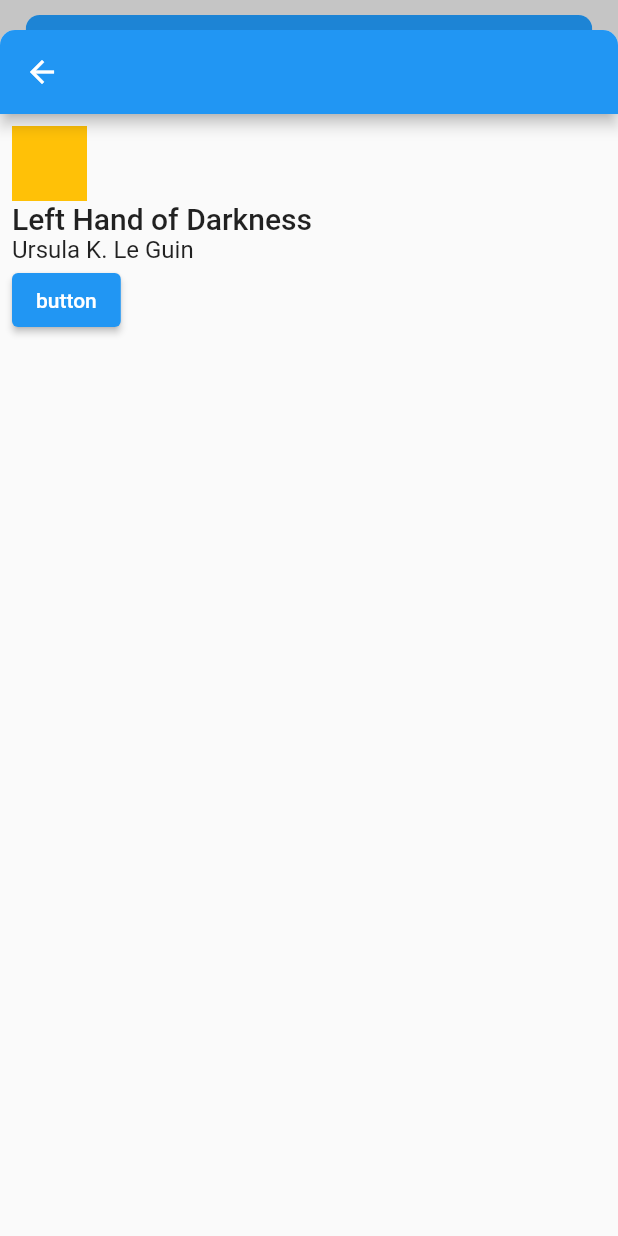
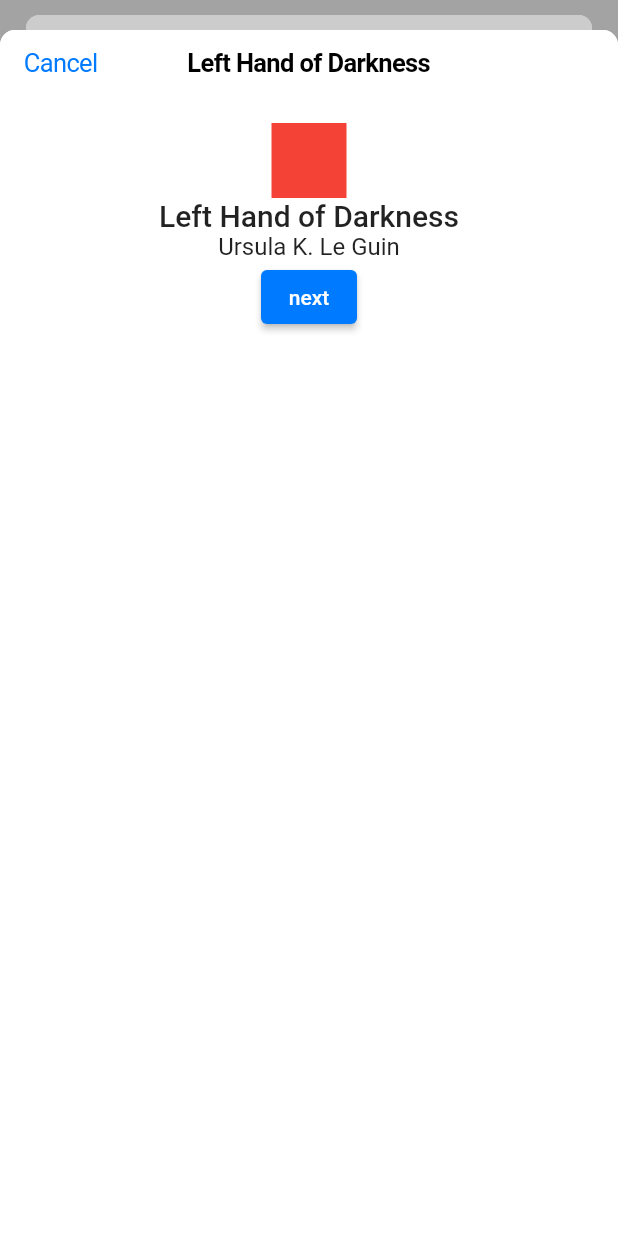
Before and after one commit to zuvola/cupertino_modal_sheet, a Flutter app: the screen it shows after launch, after a tap on "Left Hand of Darkness", on a phone screen of 412 x 824 dp. Run offline on Flutter 3.47's test engine with Material 2 defaults, Android fonts, the phone set to English and light mode, and no system bars.

Commit message:
Add show method and page class

```diff
--- a/example/lib/main.dart
+++ b/example/lib/main.dart
@@ -1,4 +1,5 @@
 import 'package:cupertino_modal_sheet/cupertino_modal_sheet.dart';
+import 'package:flutter/cupertino.dart';
 import 'package:flutter/material.dart';
 
 void main() {
@@ -8,8 +9,9 @@ void main() {
 class Book {
   final String title;
   final String author;
+  final Color color;
 
-  Book(this.title, this.author);
+  Book(this.title, this.author, this.color);
 }
 
 class BooksApp extends StatefulWidget {
@@ -21,43 +23,38 @@ class BooksApp extends StatefulWidget {
 
 class _BooksAppState extends State<BooksApp> {
   List<Book> books = [
-    Book('Left Hand of Darkness', 'Ursula K. Le Guin'),
-    Book('Too Like the Lightning', 'Ada Palmer'),
-    Book('Kindred', 'Octavia E. Butler'),
+    Book('Left Hand of Darkness', 'Ursula K. Le Guin', Colors.red),
+    Book('Too Like the Lightning', 'Ada Palmer', Colors.green),
+    Book('Kindred', 'Octavia E. Butler', Colors.blue),
   ];
 
   @override
   Widget build(BuildContext context) {
-    return MaterialApp(
+    return CupertinoApp(
+      theme: const CupertinoThemeData(brightness: Brightness.light),
       onGenerateRoute: (RouteSettings settings) {
         switch (settings.name) {
           case '/':
             return CupertinoModalSheetRoute(
-              builder: (BuildContext context, Animation<double> animation,
-                  Animation<double> secondaryAnimation) {
+              settings: settings,
+              builder: (BuildContext context) {
                 return BooksListScreen(
                   books: books,
                   onTapped: (book) {
-                    Navigator.of(context).push(CupertinoModalSheetRoute(
-                      builder: (BuildContext context,
-                          Animation<double> animation,
-                          Animation<double> secondaryAnimation) {
-                        return BookDetailsScreen(
-                          book: book,
-                          onPressed: () {
-                            Navigator.of(context).push(CupertinoModalSheetRoute(
-                              builder: (BuildContext context,
-                                  Animation<double> animation,
-                                  Animation<double> secondaryAnimation) {
-                                return BookDetailsScreen(
-                                  book: book,
-                                );
-                              },
-                            ));
-                          },
-                        );
-                      },
-                    ));
+                    _showDetails(context, book, (context) {
+                      _showDetails(context, book, (context) {
+                        _showDetails(context, book, (context) {
+                          _showDetailsOnNestedNavigator(context, book,
+                              (context) {
+                            _pushDetails(context, book, (context) {
+                              _pushDetails(context, book, (context) {
+                                _showDetails(context, book, (context) => null);
+                              });
+                            });
+                          });
+                        });
+                      });
+                    });
                   },
                 );
               },
@@ -65,6 +62,45 @@ class _BooksAppState extends State<BooksApp> {
         }
         return null;
       },
+    );
+  }
+
+  void _showDetails(
+      BuildContext context, Book book, Function(BuildContext)? onPressed) {
+    showCupertinoModalSheet(
+      context: context,
+      builder: (context) => BookDetailsScreen(
+        book: book,
+        onPressed: () => onPressed?.call(context),
+      ),
+    );
+  }
+
+  void _pushDetails(
+      BuildContext context, Book book, Function(BuildContext)? onPressed) {
+    Navigator.of(context).push(CupertinoPageRoute(
+        builder: ((context) => BookDetailsScreen(
+              book: book,
+              onPressed: () => onPressed?.call(context),
+            ))));
+  }
+
+  void _showDetailsOnNestedNavigator(
+      BuildContext context, Book book, Function(BuildContext)? onPressed) {
+    final nav = Navigator(
+      observers: [HeroController()],
+      onGenerateRoute: (settings) => CupertinoModalSheetRoute(
+        builder: ((context) {
+          return BookDetailsScreen(
+            book: book,
+            onPressed: () => onPressed?.call(context),
+          );
+        }),
+      ),
+    );
+    showCupertinoModalSheet(
+      context: context,
+      builder: (context) => nav,
     );
   }
 }
@@ -81,25 +117,27 @@ class BooksListScreen extends StatelessWidget {
 
   @override
   Widget build(BuildContext context) {
-    return Scaffold(
-      appBar: AppBar(),
-      body: SafeArea(
+    return CupertinoPageScaffold(
+      navigationBar: const CupertinoNavigationBar(
+        transitionBetweenRoutes: false,
+        middle: Text('Book List'),
+      ),
+      child: SafeArea(
+        child: Material(
           child: ListView(
             children: [
               for (var book in books)
                 ListTile(
                   leading: Hero(
                     tag: book,
-                    child: Container(
-                      color: Colors.amber,
-                      height: 50,
-                      width: 50,
-                    )),
+                    child: Container(color: book.color, height: 50, width: 50),
+                  ),
                   title: Text(book.title),
                   subtitle: Text(book.author),
                   onTap: () => onTapped(book),
                 )
             ],
+          ),
         ),
       ),
     );
@@ -118,26 +156,31 @@ class BookDetailsScreen extends StatelessWidget {
 
   @override
   Widget build(BuildContext context) {
-    return Scaffold(
-      appBar: AppBar(),
-      body: Padding(
-        padding: const EdgeInsets.all(8.0),
+    return CupertinoPageScaffold(
+      navigationBar: CupertinoNavigationBar(
+        transitionBetweenRoutes: false,
+        middle: Text(book.title),
+      ),
+      child: SafeArea(
+        child: Center(
+          child: Padding(
+            padding: const EdgeInsets.all(18.0),
             child: Column(
-          crossAxisAlignment: CrossAxisAlignment.start,
+              crossAxisAlignment: CrossAxisAlignment.center,
               children: [
-            ...[
                 Hero(
                     tag: book,
                     child: Container(
-                    color: Colors.amber,
+                      color: book.color,
                       height: 50,
                       width: 50,
                     )),
                 Text(book.title, style: Theme.of(context).textTheme.headline6),
                 Text(book.author, style: Theme.of(context).textTheme.subtitle1),
-              ElevatedButton(onPressed: onPressed, child: const Text('button'))
+                ElevatedButton(onPressed: onPressed, child: const Text('next'))
               ],
-          ],
+            ),
+          ),
         ),
       ),
     );
--- a/lib/cupertino_modal_sheet.dart
+++ b/lib/cupertino_modal_sheet.dart
@@ -1,3 +1,4 @@
 library cupertino_modal_sheet;
 
 export 'src/cupertino_modal_sheet_route.dart';
+export 'src/modal_sheet.dart';
--- a/lib/src/cupertino_modal_sheet_route.dart
+++ b/lib/src/cupertino_modal_sheet_route.dart
@@ -1,6 +1,6 @@
 import 'dart:math';
 
-import 'package:flutter/material.dart';
+import 'package:flutter/cupertino.dart';
 import 'package:flutter/services.dart';
 
 const double sheetOffset = 10;
@@ -10,60 +10,73 @@ const double scaleFactor = 1 / 12;
 const double breakpointWidth = 800;
 const Size maxSize = Size(700, 1000);
 
+/// A route that shows a iOS-style modal sheet that slides up from the
+/// bottom of the screen.
+///
+/// It is used internally by [showCupertinoModalSheet] or can be directly
+/// pushed onto the [Navigator] stack to enable state restoration. See
+/// [showCupertinoModalSheet] for a state restoration app example.
 class CupertinoModalSheetRoute<T> extends PageRouteBuilder<T> {
+  /// Creates a page route for use with iOS modal page sheet.
+  ///
+  /// The values of [builder] must not be null.
   CupertinoModalSheetRoute({
     required this.builder,
     super.settings,
+    super.transitionDuration,
+    super.reverseTransitionDuration,
+    super.barrierLabel,
+    super.maintainState = true,
+    super.fullscreenDialog = true,
   }) : super(
           pageBuilder: (_, __, ___) => const SizedBox.shrink(),
           opaque: false,
-          barrierColor: Colors.black12,
+          barrierColor: kCupertinoModalBarrierColor,
           barrierDismissible: true,
         );
 
-  final RoutePageBuilder builder;
+  /// A builder that builds the widget tree for the [CupertinoModalSheetRoute].
+  final WidgetBuilder builder;
 
   @override
   Widget buildPage(BuildContext context, Animation<double> animation,
       Animation<double> secondaryAnimation) {
     final size = MediaQuery.of(context).size;
+    var constrainsts = const BoxConstraints();
+    var borderRadius =
+        const BorderRadius.vertical(top: Radius.circular(sheetCornerRadius));
     if (size.width > breakpointWidth) {
       if (isFirst) {
-        return builder(context, animation, secondaryAnimation);
+        return builder(context);
       }
+      constrainsts = BoxConstraints(
+          maxWidth: maxSize.width,
+          maxHeight: min(size.height * 0.9, maxSize.height));
+      borderRadius = const BorderRadius.all(Radius.circular(sheetCornerRadius));
+    }
+    if (isFirst) {
+      return builder(context);
+    } else {
+      final paddingTop = _paddingTop(context);
       return Center(
-        child: ConstrainedBox(
-          constraints: BoxConstraints(
-              maxWidth: maxSize.width,
-              maxHeight: min(size.height * 0.9, maxSize.height)),
-          child: ClipRRect(
-            borderRadius:
-                const BorderRadius.all(Radius.circular(sheetCornerRadius)),
-            child: MediaQuery.removePadding(
-              context: context,
-              removeTop: true,
-              child: builder(context, animation, secondaryAnimation),
+        child: Padding(
+          padding: EdgeInsets.only(top: paddingTop + sheetOffset),
+          child: CupertinoUserInterfaceLevel(
+            data: CupertinoUserInterfaceLevelData.elevated,
+            child: ConstrainedBox(
+              constraints: constrainsts,
+              child: ClipRRect(
+                borderRadius: borderRadius,
+                child: MediaQuery.removePadding(
+                  context: context,
+                  removeTop: true,
+                  child: builder(context),
+                ),
+              ),
             ),
           ),
         ),
       );
-    }
-    if (!isFirst) {
-      final paddingTop = _paddingTop(context);
-      return Padding(
-        padding: EdgeInsets.only(top: paddingTop + sheetOffset),
-        child: ClipRRect(
-          borderRadius: const BorderRadius.vertical(
-              top: Radius.circular(sheetCornerRadius)),
-          child: MediaQuery.removePadding(
-            context: context,
-            removeTop: true,
-            child: builder(context, animation, secondaryAnimation),
-          ),
-        ),
-      );
-    } else {
-      return builder(context, animation, secondaryAnimation);
     }
   }
 
```
Also changed, not shown: lib/src/modal_sheet.dart (added, +41 -0 lines). Lines whose indentation alone changed are shown as unchanged.
